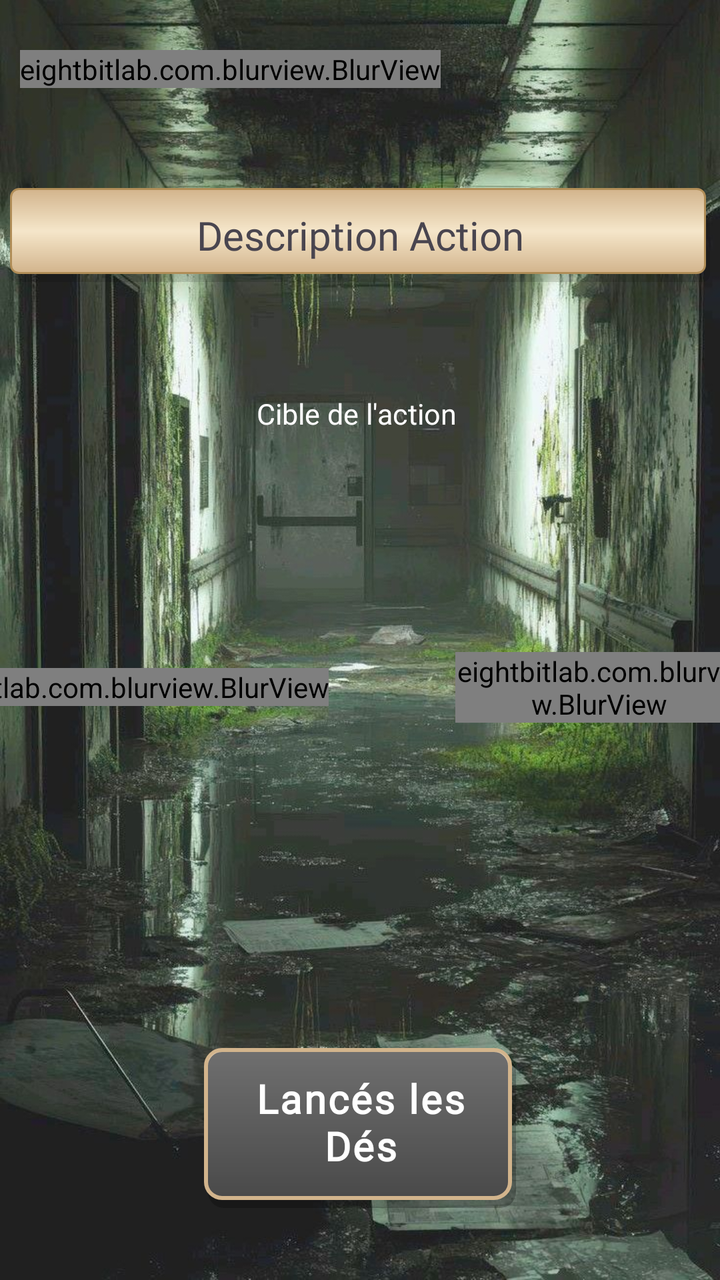
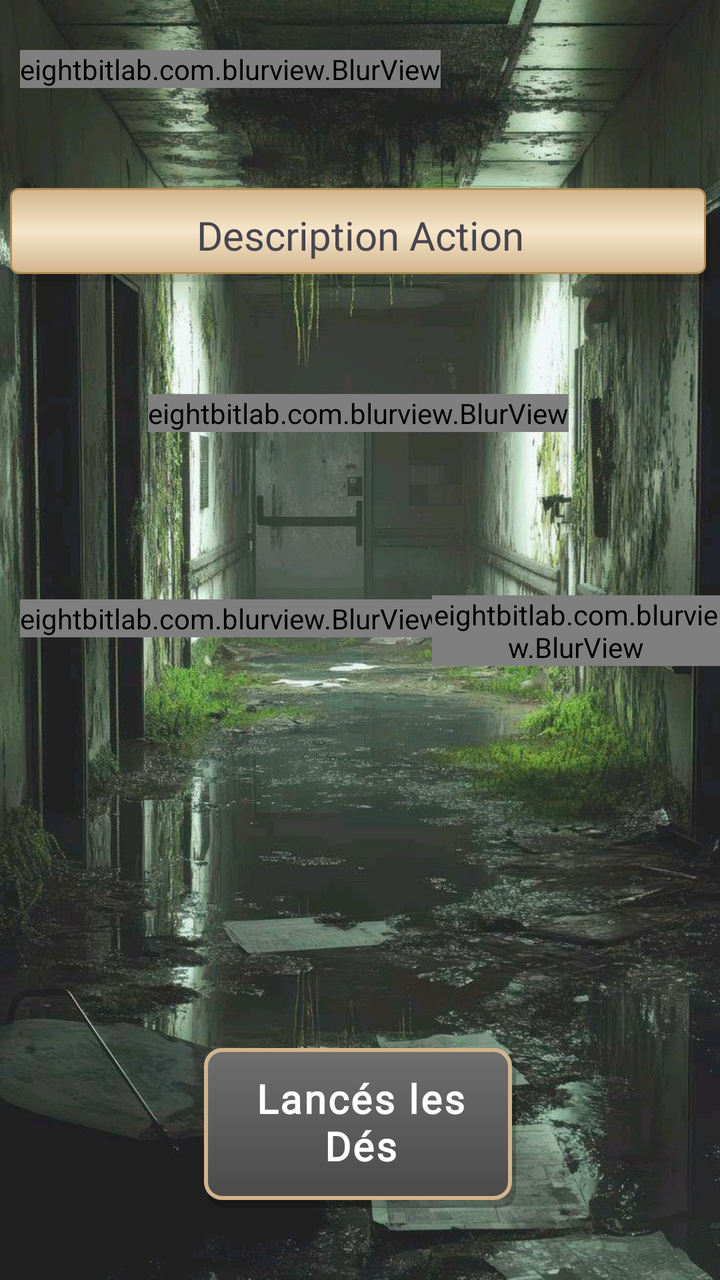

The first picture is an Android layout as it rendered before a commit; the second is the same layout after the commit. The layout source and the unified diff follow.
<!-- AndroidManifest.xml: application theme Theme.Apocalypse -->
<!-- res/layout/action_view.xml -->
<?xml version="1.0" encoding="utf-8"?>
<androidx.constraintlayout.widget.ConstraintLayout xmlns:android="http://schemas.android.com/apk/res/android"
    xmlns:app="http://schemas.android.com/apk/res-auto"
    xmlns:tools="http://schemas.android.com/tools"
    android:id="@+id/actionview"
    android:layout_width="match_parent"
    android:layout_height="match_parent">


    <ImageView
        android:id="@+id/background3"
        android:layout_width="0dp"
        android:layout_height="0dp"
        android:scaleType="centerCrop"
        android:src="@drawable/background_hopital"
        android:visibility="visible"
        app:layout_constraintBottom_toBottomOf="parent"
        app:layout_constraintEnd_toEndOf="parent"
        app:layout_constraintStart_toStartOf="parent"
        app:layout_constraintTop_toTopOf="parent" />

    <eightbitlab.com.blurview.BlurView
        android:id="@+id/glassAttribut3"
        android:layout_width="wrap_content"
        android:layout_height="wrap_content"
        android:layout_marginTop="25dp"
        android:background="@drawable/bg_glass"
        android:clipToOutline="true"
        app:blurOverlayColor="#00000000"
        app:layout_constraintEnd_toEndOf="parent"
        app:layout_constraintHorizontal_bias="0.066"
        app:layout_constraintStart_toStartOf="parent"
        app:layout_constraintTop_toTopOf="parent">

        <androidx.constraintlayout.widget.ConstraintLayout
            android:layout_width="wrap_content"
            android:layout_height="wrap_content"
            android:layout_marginRight="10dp">

            <ProgressBar
                android:id="@+id/progressBarVie3"
                style="?android:attr/progressBarStyleHorizontal"
                android:layout_width="140dp"
                android:layout_height="13dp"
                android:layout_marginStart="22dp"
                android:layout_marginTop="20dp"
                android:background="@drawable/progress_background"
                android:max="120"
                android:min="0"
                android:progress="120"
                android:progressDrawable="@drawable/progress_vie"
                app:layout_constraintStart_toStartOf="parent"
                app:layout_constraintTop_toTopOf="parent" />

            <ProgressBar
                android:id="@+id/progressBarSatiete3"
                style="?android:attr/progressBarStyleHorizontal"
                android:layout_width="140dp"
                android:layout_height="13dp"
                android:layout_marginStart="22dp"
                android:layout_marginTop="22dp"
                android:background="@drawable/progress_background"
                android:max="120"
                android:min="0"
                android:progress="120"
                android:progressDrawable="@drawable/progress_satiete"
                app:layout_constraintStart_toStartOf="parent"
                app:layout_constraintTop_toBottomOf="@+id/progressBarVie3" />

            <ProgressBar
                android:id="@+id/progressBarHydra3"
                style="?android:attr/progressBarStyleHorizontal"
                android:layout_width="140dp"
                android:layout_height="wrap_content"
                android:layout_marginStart="22dp"
                android:layout_marginTop="22dp"
                android:layout_marginBottom="15dp"
                android:background="@drawable/progress_background"
                android:max="120"
                android:min="0"
                android:progress="120"
                android:progressDrawable="@drawable/progress_hydra"
                app:layout_constraintBottom_toBottomOf="parent"
                app:layout_constraintStart_toStartOf="parent"
                app:layout_constraintTop_toBottomOf="@+id/progressBarSatiete3" />


            <ImageView
                android:id="@+id/coeur"
                android:layout_width="40dp"
                android:layout_height="40dp"
                android:layout_marginTop="5dp"
                app:layout_constraintStart_toStartOf="parent"
                app:layout_constraintTop_toTopOf="parent"
                app:srcCompat="@drawable/coeur" />

            <ImageView
                android:id="@+id/conserve"
                android:layout_width="40dp"
                android:layout_height="40dp"
                android:layout_marginTop="5dp"
                app:layout_constraintStart_toStartOf="parent"
                app:layout_constraintTop_toBottomOf="@+id/progressBarVie3"
                app:srcCompat="@drawable/conserve" />

            <ImageView
                android:id="@+id/goutte"
                android:layout_width="30dp"
                android:layout_height="30dp"
                android:layout_marginStart="5dp"
                android:layout_marginTop="12dp"
                app:layout_constraintStart_toStartOf="parent"
                app:layout_constraintTop_toBottomOf="@+id/progressBarSatiete3"
                app:srcCompat="@drawable/goutte" />

        </androidx.constraintlayout.widget.ConstraintLayout>
    </eightbitlab.com.blurview.BlurView>


    <Button
        android:id="@+id/buttonLancerDes"
        android:layout_width="156dp"
        android:layout_height="80dp"
        android:layout_marginBottom="36dp"
        android:background="@drawable/paper_background"
        android:fontFamily="@font/crimson_text"
        android:gravity="center"
        android:letterSpacing="0.05"
        android:paddingTop="4dp"
        android:paddingBottom="10dp"
        android:text="Lancés les Dés"
        android:textColor="#FFFFFF"
        android:textSize="20sp"
        android:textStyle="bold"
        app:backgroundTint="@null"
        app:layout_constraintBottom_toBottomOf="parent"
        app:layout_constraintEnd_toEndOf="parent"
        app:layout_constraintStart_toStartOf="parent" />

    <androidx.constraintlayout.widget.Guideline
        android:id="@+id/guideline2"
        android:layout_width="wrap_content"
        android:layout_height="wrap_content" />

    <TextView
        android:id="@+id/tvCible"
        android:layout_width="101dp"
        android:layout_height="29dp"
        android:layout_marginTop="56dp"
        android:text="Cible de l'action"
        android:textColor="#FFFFFF"
        android:textSize="14dp"
        app:autoSizeMaxTextSize="50sp"
        app:autoSizeMinTextSize="14sp"
        app:autoSizeTextType="uniform"
        app:layout_constraintEnd_toEndOf="parent"
        app:layout_constraintHorizontal_bias="0.495"
        app:layout_constraintStart_toStartOf="parent"
        app:layout_constraintTop_toBottomOf="@+id/tvDescriptionAction" />

    <TextView
        android:id="@+id/tvDescriptionAction"
        android:layout_width="0dp"
        android:layout_height="wrap_content"
        android:layout_marginStart="5dp"
        android:layout_marginTop="50dp"
        android:layout_marginEnd="5dp"
        android:background="@drawable/parchemin"
        android:fontFamily="@font/crimson_text"
        android:text="Description Action"
        android:textAlignment="center"
        android:textSize="20sp"
        app:autoSizeMaxTextSize="150sp"
        app:autoSizeMinTextSize="20sp"
        app:autoSizeTextType="uniform"
        app:layout_constraintEnd_toEndOf="parent"
        app:layout_constraintHorizontal_bias="0.425"
        app:layout_constraintStart_toStartOf="parent"
        app:layout_constraintTop_toBottomOf="@+id/glassAttribut3" />

    <eightbitlab.com.blurview.BlurView
        android:id="@+id/glassBonusPanel"
        android:layout_width="wrap_content"
        android:layout_height="wrap_content"
        android:layout_marginTop="22dp"
        android:layout_marginEnd="10dp"
        android:background="@drawable/bg_glass"
        android:clipToOutline="true"
        app:blurOverlayColor="#00000000"
        app:layout_constraintBottom_toTopOf="@+id/buttonLancerDes"
        app:layout_constraintEnd_toStartOf="@+id/tvCible"
        app:layout_constraintStart_toStartOf="parent"
        app:layout_constraintTop_toBottomOf="@+id/tvDescriptionAction">


        <androidx.constraintlayout.widget.ConstraintLayout
            android:layout_width="wrap_content"
            android:layout_height="match_parent"
            android:paddingStart="8dp"
            android:paddingTop="12dp"
            android:paddingEnd="8dp"
            android:paddingBottom="12dp">

            <ImageView
                android:id="@+id/imageView6"
                android:layout_width="103dp"
                android:layout_height="116dp"
                app:layout_constraintEnd_toEndOf="parent"
                app:layout_constraintStart_toStartOf="parent"
                app:layout_constraintTop_toTopOf="parent"
                app:srcCompat="@drawable/bonus_icon" />

            <TextView
                android:id="@+id/tvModificateurBonus"
                android:layout_width="match_parent"
                android:layout_height="wrap_content"
                android:layout_marginTop="8dp"
                android:fontFamily="@font/crimson_text"
                android:gravity="center"
                android:minHeight="50dp"
                android:text="TextView"
                android:textColor="#FFFFFF"
                android:textSize="14dp"
                app:autoSizeMaxTextSize="500sp"
                app:autoSizeMinTextSize="14sp"
                app:autoSizeTextType="uniform"
                app:layout_constraintBottom_toBottomOf="parent"
                app:layout_constraintEnd_toEndOf="parent"
                app:layout_constraintStart_toStartOf="parent"
                app:layout_constraintTop_toBottomOf="@+id/imageView6" />

        </androidx.constraintlayout.widget.ConstraintLayout>

    </eightbitlab.com.blurview.BlurView>


    <eightbitlab.com.blurview.BlurView
        android:id="@+id/glassMalusPanel"
        android:layout_width="144dp"
        android:layout_height="wrap_content"
        android:layout_marginStart="10dp"
        android:layout_marginTop="22dp"
        android:background="@drawable/bg_glass"
        android:clipToOutline="true"
        app:blurOverlayColor="#00000000"
        app:layout_constraintBottom_toTopOf="@+id/buttonLancerDes"
        app:layout_constraintEnd_toEndOf="parent"
        app:layout_constraintStart_toEndOf="@+id/tvCible"
        app:layout_constraintTop_toBottomOf="@+id/tvDescriptionAction">


        <androidx.constraintlayout.widget.ConstraintLayout
            android:layout_width="144dp"
            android:layout_height="wrap_content"
            android:paddingStart="8dp"
            android:paddingTop="12dp"
            android:paddingEnd="8dp"
            android:paddingBottom="12dp">

            <ImageView
                android:id="@+id/imageView7"
                android:layout_width="103dp"
                android:layout_height="113dp"
                app:layout_constraintEnd_toEndOf="parent"
                app:layout_constraintStart_toStartOf="parent"
                app:layout_constraintTop_toTopOf="parent"
                app:srcCompat="@drawable/malus_icon" />

            <TextView
                android:id="@+id/tvModificateurMalus"
                android:layout_width="match_parent"
                android:layout_height="wrap_content"
                android:layout_marginTop="8dp"
                android:fontFamily="@font/crimson_text"
                android:gravity="center"
                android:minHeight="50dp"
                android:text="TextView"
                android:textColor="#FFFFFF"
                android:textSize="14dp"
                app:autoSizeMaxTextSize="50sp"
                app:autoSizeMinTextSize="14sp"
                app:autoSizeTextType="uniform"
                app:layout_constraintBottom_toBottomOf="parent"
                app:layout_constraintEnd_toEndOf="parent"
                app:layout_constraintStart_toStartOf="parent"
                app:layout_constraintTop_toBottomOf="@+id/imageView7" />

        </androidx.constraintlayout.widget.ConstraintLayout>

    </eightbitlab.com.blurview.BlurView>
</androidx.constraintlayout.widget.ConstraintLayout>
<!-- resources referenced by this layout -->
<resources>
  <!-- drawable bg_glass (drawable) -->
  <?xml version="1.0" encoding="utf-8"?>
  <shape xmlns:android="http://schemas.android.com/apk/res/android">
      <corners android:radius="24dp" />
      <solid android:color="#33D2B48C" />
      <stroke android:width="1dp" android:color="#4DB08D57" />
  </shape>
  <!-- drawable progress_background (drawable) -->
  <layer-list xmlns:android="http://schemas.android.com/apk/res/android">
      <item>
          <shape android:shape="rectangle">
              <solid android:color="#F5F5F5" /> 
              <stroke
                  android:width="1.5dp"
                  android:color="#440000" /> 
              <corners
                  android:bottomLeftRadius="0dp"
                  android:topLeftRadius="0dp"
                  android:bottomRightRadius="6dp"
                  android:topRightRadius="6dp" />
          </shape>
      </item>
  </layer-list>
  <!-- drawable progress_hydra (drawable) -->
  <layer-list xmlns:android="http://schemas.android.com/apk/res/android">
      <item>
          <clip>
              <shape>
                  <corners
                      android:bottomLeftRadius="0dp"
                      android:topLeftRadius="0dp"
                      android:bottomRightRadius="6dp"
                      android:topRightRadius="6dp" />
                  <gradient
                      android:angle="0"
                      android:startColor="#01579B"
                      android:centerColor="#0288D1"
                      android:endColor="#4FC3F7"
                      android:type="linear" />
                  <stroke android:width="1dp" android:color="#440000" />
              </shape>
          </clip>
      </item>
  </layer-list>
  <!-- drawable progress_satiete (drawable) -->
  <layer-list xmlns:android="http://schemas.android.com/apk/res/android">
      <item>
          <clip>
              <shape>
                  <corners
                      android:bottomLeftRadius="0dp"
                      android:topLeftRadius="0dp"
                      android:bottomRightRadius="6dp"
                      android:topRightRadius="6dp" />
                  <gradient
                      android:angle="0"
                      android:startColor="#E65100"
                      android:centerColor="#FB8C00"
                      android:endColor="#FFB74D"
                      android:type="linear" />
                  <stroke android:width="1dp" android:color="#440000" />
              </shape>
          </clip>
      </item>
  </layer-list>
  <!-- drawable progress_vie (drawable) -->
  <layer-list xmlns:android="http://schemas.android.com/apk/res/android">
      <item>
          <clip>
              <shape>
                  <corners
                      android:bottomLeftRadius="0dp"
                      android:topLeftRadius="0dp"
                      android:bottomRightRadius="6dp"
                      android:topRightRadius="6dp" />
                  <gradient
                      android:angle="0"
                      android:startColor="#880E0E"
                      android:centerColor="#D32F2F"
                      android:endColor="#D32F2F"
                      android:type="linear" />
                  <stroke android:width="1dp" android:color="#440000" />
              </shape>
          </clip>
      </item>
  </layer-list>
  <style name="Theme.Apocalypse" parent="Base.Theme.Apocalypse" />
  <style name="Base.Theme.Apocalypse" parent="Theme.Material3.DayNight.NoActionBar">
          
          
      </style>
  <!-- unchanged entries left out for length: 8 -->
</resources>

<!-- the commit's change to res/layout/action_view.xml (unified diff, before → after) -->
@@ -128,7 +128,7 @@
         android:letterSpacing="0.05"
         android:paddingTop="4dp"
         android:paddingBottom="10dp"
-        android:text="Lancés les Dés"
+        android:text="@string/lanc_s_les_d_s"
         android:textColor="#FFFFFF"
         android:textSize="20sp"
         android:textStyle="bold"
@@ -142,22 +142,44 @@
         android:layout_width="wrap_content"
         android:layout_height="wrap_content" />
 
-    <TextView
-        android:id="@+id/tvCible"
-        android:layout_width="101dp"
-        android:layout_height="29dp"
+    <eightbitlab.com.blurview.BlurView
+        android:id="@+id/glassCiblePanel"
+        android:layout_width="wrap_content"
+        android:layout_height="wrap_content"
         android:layout_marginTop="56dp"
-        android:text="Cible de l'action"
-        android:textColor="#FFFFFF"
-        android:textSize="14dp"
-        app:autoSizeMaxTextSize="50sp"
-        app:autoSizeMinTextSize="14sp"
-        app:autoSizeTextType="uniform"
+        android:background="@drawable/bg_glass"
+        android:clipToOutline="true"
+        app:blurOverlayColor="#00000000"
         app:layout_constraintEnd_toEndOf="parent"
         app:layout_constraintHorizontal_bias="0.495"
         app:layout_constraintStart_toStartOf="parent"
-        app:layout_constraintTop_toBottomOf="@+id/tvDescriptionAction" />
-
+        app:layout_constraintTop_toBottomOf="@+id/tvDescriptionAction">
+
+        
+        <androidx.constraintlayout.widget.ConstraintLayout
+            android:layout_width="wrap_content"
+            android:layout_height="wrap_content"
+            android:padding="8dp">
+
+            <TextView
+                android:id="@+id/tvCible"
+                android:layout_width="101dp"
+                android:layout_height="29dp"
+                android:gravity="center"
+                android:text="@string/cible_de_l_action"
+                android:textColor="#FFFFFF"
+                android:textSize="14sp"
+                app:autoSizeMaxTextSize="50sp"
+                app:autoSizeMinTextSize="14sp"
+                app:autoSizeTextType="uniform"
+                app:layout_constraintBottom_toBottomOf="parent"
+                app:layout_constraintEnd_toEndOf="parent"
+                app:layout_constraintStart_toStartOf="parent"
+                app:layout_constraintTop_toTopOf="parent" />
+
+        </androidx.constraintlayout.widget.ConstraintLayout>
+
+    </eightbitlab.com.blurview.BlurView>
     <TextView
         android:id="@+id/tvDescriptionAction"
         android:layout_width="0dp"
@@ -182,15 +204,15 @@
         android:id="@+id/glassBonusPanel"
         android:layout_width="wrap_content"
         android:layout_height="wrap_content"
-        android:layout_marginTop="22dp"
-        android:layout_marginEnd="10dp"
+        android:layout_marginStart="10dp"
         android:background="@drawable/bg_glass"
         android:clipToOutline="true"
         app:blurOverlayColor="#00000000"
+
         app:layout_constraintBottom_toTopOf="@+id/buttonLancerDes"
-        app:layout_constraintEnd_toStartOf="@+id/tvCible"
-        app:layout_constraintStart_toStartOf="parent"
-        app:layout_constraintTop_toBottomOf="@+id/tvDescriptionAction">
+        app:layout_constraintStart_toStartOf="parent"
+        app:layout_constraintTop_toBottomOf="@+id/glassCiblePanel"
+        app:layout_constraintVertical_bias="0.29000002">
 
 
         <androidx.constraintlayout.widget.ConstraintLayout
@@ -239,14 +261,13 @@
         android:layout_width="144dp"
         android:layout_height="wrap_content"
         android:layout_marginStart="10dp"
-        android:layout_marginTop="22dp"
         android:background="@drawable/bg_glass"
         android:clipToOutline="true"
         app:blurOverlayColor="#00000000"
         app:layout_constraintBottom_toTopOf="@+id/buttonLancerDes"
         app:layout_constraintEnd_toEndOf="parent"
-        app:layout_constraintStart_toEndOf="@+id/tvCible"
-        app:layout_constraintTop_toBottomOf="@+id/tvDescriptionAction">
+        app:layout_constraintTop_toBottomOf="@+id/glassCiblePanel"
+        app:layout_constraintVertical_bias="0.3">
 
 
         <androidx.constraintlayout.widget.ConstraintLayout
<!-- resource entries referenced after the edit -->
@@ -86,6 +86,8 @@
           </clip>
       </item>
   </layer-list>
+  <string name="cible_de_l_action">Cible de l\'action</string>
+  <string name="lanc_s_les_d_s">Lancés les Dés</string>
   <style name="Theme.Apocalypse" parent="Base.Theme.Apocalypse" />
   <style name="Base.Theme.Apocalypse" parent="Theme.Material3.DayNight.NoActionBar">
           
